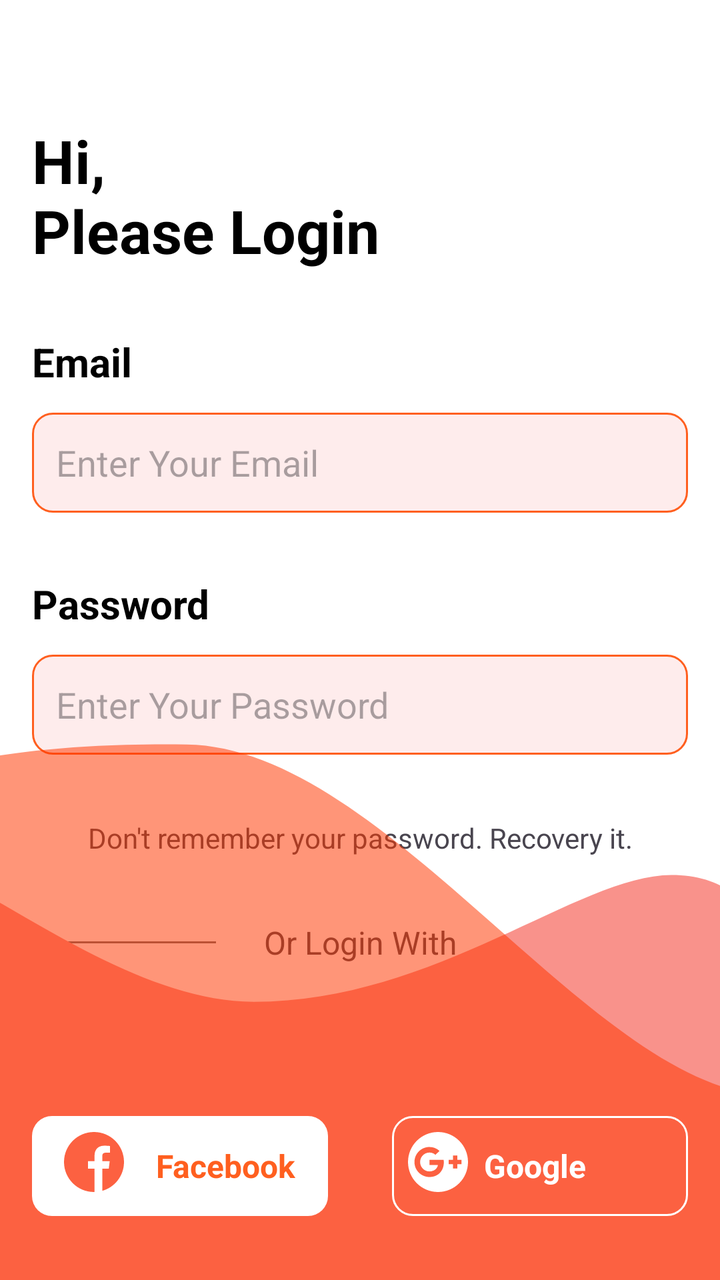
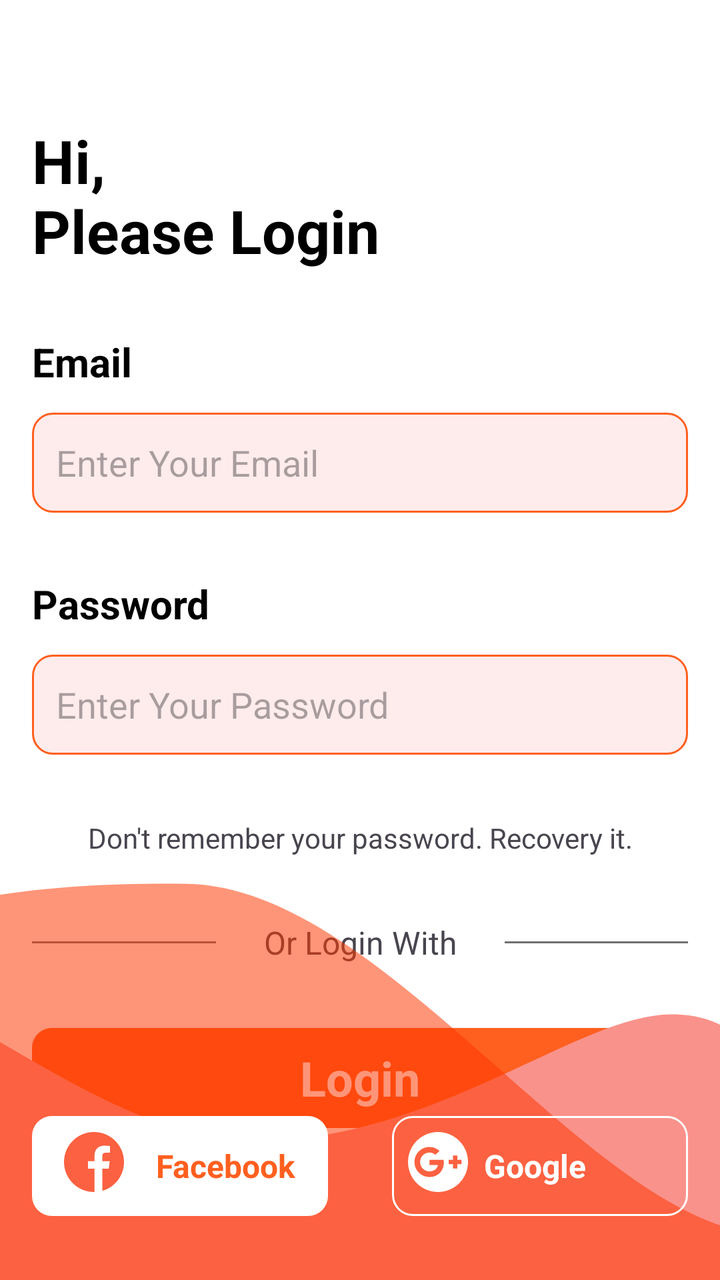

Compare the two renders of this Android layout. The source of the first and the diff that turns it into the second are given below.
<!-- AndroidManifest.xml: application theme Theme.ResponsiveMobileApp -->
<!-- res/layout/activity_login.xml -->
<?xml version="1.0" encoding="utf-8"?>
<androidx.constraintlayout.widget.ConstraintLayout xmlns:android="http://schemas.android.com/apk/res/android"
    xmlns:app="http://schemas.android.com/apk/res-auto"
    android:layout_width="match_parent"
    android:layout_height="match_parent"
    android:background="@color/white">

    <ScrollView
        android:layout_width="match_parent"
        android:layout_height="match_parent">

        <LinearLayout
            android:layout_width="match_parent"
            android:layout_height="wrap_content"
            android:padding="16dp"
            android:orientation="vertical">

            <TextView
                android:id="@+id/textView3"
                android:layout_width="match_parent"
                android:layout_height="wrap_content"
                android:text="Hi,\nPlease Login"
                android:textStyle="bold"
                android:textSize="30sp"
                android:textColor="@color/black"
                android:layout_marginTop="44dp" />

            <TextView
                android:id="@+id/textView4"
                android:layout_width="match_parent"
                android:layout_height="wrap_content"
                android:text="Email"
                android:textColor="@color/black"
                android:textSize="20sp"
                android:layout_marginTop="32dp"
                android:textStyle="bold"/>

            <EditText
                android:id="@+id/emailEdt"
                android:layout_width="match_parent"
                android:layout_height="50dp"
                android:ems="10"
                android:padding="12dp"
                android:layout_marginTop="12dp"
                android:textSize="18sp"
                android:background="@drawable/edittext_bg"
                android:inputType="text"
                android:hint="Enter Your Email" />

            <TextView
                android:layout_width="match_parent"
                android:layout_height="wrap_content"
                android:text="Password"
                android:textColor="@color/black"
                android:textSize="20sp"
                android:layout_marginTop="32dp"
                android:textStyle="bold"/>

            <EditText
                android:id="@+id/passEdt"
                android:layout_width="match_parent"
                android:layout_height="50dp"
                android:ems="10"
                android:padding="12dp"
                android:layout_marginTop="12dp"
                android:textSize="18sp"
                android:background="@drawable/edittext_bg"
                android:inputType="textPassword"
                android:hint="Enter Your Password" />

            <TextView
                android:id="@+id/textView5"
                android:layout_width="match_parent"
                android:layout_height="wrap_content"
                android:text="Don't remember your password. Recovery it."
                android:textAlignment="center"
                android:layout_marginTop="32dp"/>

            <LinearLayout
                android:layout_width="match_parent"
                android:layout_height="wrap_content"
                android:layout_marginTop="32dp"
                android:orientation="horizontal">

                <View
                    android:id="@+id/view"
                    android:layout_width="wrap_content"
                    android:layout_height="1dp"
                    android:layout_gravity="clip_vertical|center_vertical"
                    android:layout_weight="1"
                    android:background="#707070" />

                <TextView
                    android:id="@+id/textView6"
                    android:layout_width="wrap_content"
                    android:layout_height="wrap_content"
                    android:textSize="16sp"
                    android:layout_marginStart="24dp"
                    android:layout_marginEnd="24dp"
                    android:text="Or Login With" />

                <View
                    android:id="@+id/view2"
                    android:layout_width="wrap_content"
                    android:layout_height="1dp"
                    android:layout_gravity="clip_vertical|center_vertical"
                    android:layout_weight="1"
                    android:background="#707070" />
            </LinearLayout>

            <androidx.appcompat.widget.AppCompatButton
                android:id="@+id/loginBtn"
                android:layout_marginTop="32dp"
                android:background="@drawable/orange_bg"
                style="@android:style/Widget.Button"
                android:layout_width="match_parent"
                android:layout_height="50dp"
                android:text="Login"
                android:textSize="24sp"
                android:textStyle="bold"
                android:textColor="@color/white"/>
        </LinearLayout>
    </ScrollView>

    <androidx.constraintlayout.widget.ConstraintLayout
        android:layout_width="match_parent"
        android:layout_height="wrap_content"
        app:layout_constraintBottom_toBottomOf="parent"
        app:layout_constraintEnd_toEndOf="parent"
        app:layout_constraintStart_toStartOf="parent">

        <ImageView
            android:id="@+id/imageView3"
            android:layout_width="match_parent"
            android:layout_height="wrap_content"
            android:scaleType="centerCrop"
            app:layout_constraintBottom_toBottomOf="parent"
            app:layout_constraintEnd_toEndOf="parent"
            app:layout_constraintStart_toStartOf="parent"
            app:srcCompat="@drawable/bottom_wave" />

        <LinearLayout
            android:layout_width="match_parent"
            android:layout_height="match_parent"
            android:layout_marginStart="16dp"
            android:layout_marginEnd="16dp"
            android:layout_marginBottom="32dp"
            android:orientation="horizontal"
            app:layout_constraintBottom_toBottomOf="parent"
            app:layout_constraintEnd_toEndOf="parent"
            app:layout_constraintStart_toStartOf="parent">

            <LinearLayout
                android:id="@+id/facebookBtn"
                android:layout_width="0dp"
                android:layout_height="match_parent"
                android:layout_marginEnd="16dp"
                android:layout_weight="0.5"
                android:background="@drawable/white_bg"
                android:orientation="horizontal">

                <ImageView
                    android:id="@+id/imageView5"
                    android:layout_width="wrap_content"
                    android:layout_height="wrap_content"
                    android:layout_margin="8dp"
                    android:layout_weight="1"
                    app:srcCompat="@drawable/facebook" />

                <TextView
                    android:id="@+id/textView8"
                    android:layout_width="wrap_content"
                    android:layout_height="wrap_content"
                    android:layout_gravity="center_vertical"
                    android:layout_weight="1"
                    android:text="Facebook"
                    android:textColor="@color/orange"
                    android:textSize="16dp"
                    android:textStyle="bold" />
            </LinearLayout>

            <LinearLayout
                android:id="@+id/googleBtn"
                android:layout_width="0dp"
                android:layout_height="50dp"
                android:layout_marginStart="16dp"
                android:layout_weight="0.5"
                android:background="@drawable/white_border_bg"
                android:orientation="horizontal">

                <ImageView
                    android:layout_width="wrap_content"
                    android:layout_height="wrap_content"
                    android:layout_margin="8dp"
                    app:srcCompat="@drawable/google" />

                <TextView
                    android:layout_width="wrap_content"
                    android:layout_height="wrap_content"
                    android:layout_gravity="center_vertical"
                    android:layout_weight="1"
                    android:text="Google"
                    android:textColor="@color/white"
                    android:textSize="16sp"
                    android:textStyle="bold" />
            </LinearLayout>
        </LinearLayout>
    </androidx.constraintlayout.widget.ConstraintLayout>
</androidx.constraintlayout.widget.ConstraintLayout>
<!-- resources referenced by this layout -->
<resources>
  <color name="black">#FF000000</color>
  <color name="orange">#ff5f1f</color>
  <color name="white">#FFFFFFFF</color>
  <!-- drawable bottom_wave: png bitmap (drawable-hdpi, 14322 bytes) -->
  <!-- drawable edittext_bg (drawable) -->
  <?xml version="1.0" encoding="utf-8"?>
  <selector xmlns:android="http://schemas.android.com/apk/res/android">
  <item>
      <shape android:shape="rectangle">
          <solid android:color="@color/lightOrange"/>
          <corners android:radius="10dp"/>
          <stroke android:color="@color/orange" android:width="1dp"/>
      </shape>
  </item>
  </selector>
  <!-- drawable facebook: png bitmap (drawable-hdpi, 962 bytes) -->
  <!-- drawable google: png bitmap (drawable-hdpi, 1003 bytes) -->
  <!-- drawable orange_bg (drawable) -->
  <?xml version="1.0" encoding="utf-8"?>
  <selector xmlns:android="http://schemas.android.com/apk/res/android">
  <item>
      <shape android:shape="rectangle">
          <solid android:color="@color/orange"/>
          <corners android:radius="10dp"/>
      </shape>
  </item>
  </selector>
  <!-- drawable white_bg (drawable) -->
  <?xml version="1.0" encoding="utf-8"?>
  <selector xmlns:android="http://schemas.android.com/apk/res/android">
  <item>
      <shape android:shape="rectangle">
          <solid android:color="@color/white"/>
          <corners android:radius="10dp"/>
      </shape>
  </item>
  </selector>
  <!-- drawable white_border_bg (drawable) -->
  <?xml version="1.0" encoding="utf-8"?>
  <selector xmlns:android="http://schemas.android.com/apk/res/android">
  <item>
      <shape android:shape="rectangle">
          <stroke android:color="@color/white" android:width="1dp"/>
          <corners android:radius="10dp"/>
      </shape>
  </item>
  </selector>
  <style name="Theme.ResponsiveMobileApp" parent="Base.Theme.ResponsiveMobileApp" />
  <color name="lightOrange">#feecec</color>
  <style name="Base.Theme.ResponsiveMobileApp" parent="Theme.Material3.DayNight.NoActionBar">
          
          
      </style>
</resources>

<!-- the commit's change to res/layout/activity_login.xml (unified diff, before → after) -->
@@ -133,6 +133,7 @@
             android:id="@+id/imageView3"
             android:layout_width="match_parent"
             android:layout_height="wrap_content"
+            android:layout_marginBottom="-70dp"
             android:scaleType="centerCrop"
             app:layout_constraintBottom_toBottomOf="parent"
             app:layout_constraintEnd_toEndOf="parent"
